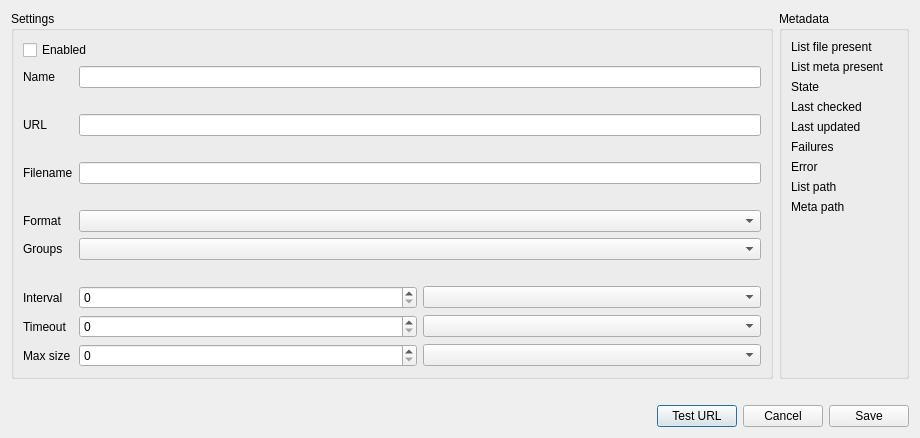
evilsocket/opensnitch, file ui/opensnitch/plugins/list_subscriptions/res/subscription_dialog.ui: the form before one commit.
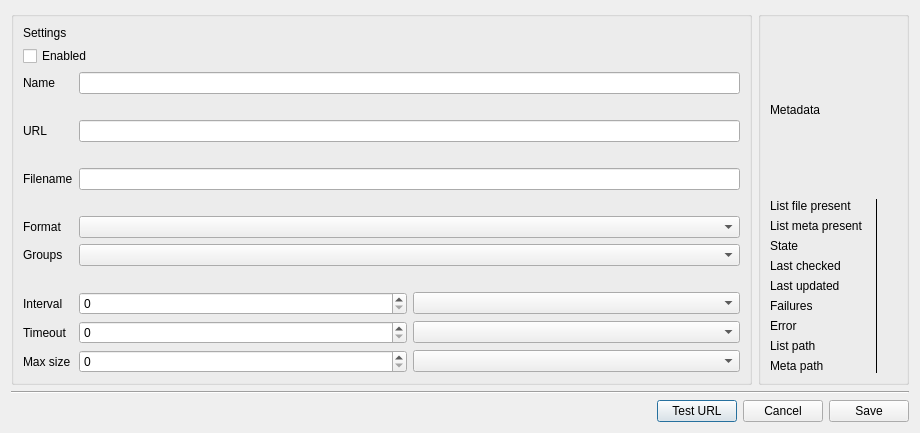
The form after the commit.

```diff
--- a/ui/opensnitch/plugins/list_subscriptions/res/subscription_dialog.ui
+++ b/ui/opensnitch/plugins/list_subscriptions/res/subscription_dialog.ui
@@ -19,8 +19,38 @@
      <item>
       <widget class="QGroupBox" name="settings_group">
        <property name="title">
+        <string/>
+       </property>
+       <property name="flat">
+        <bool>true</bool>
+       </property>
+       <layout class="QVBoxLayout" name="settings_group_layout">
+        <item>
+         <widget class="QFrame" name="settings_section_bar">
+          <layout class="QHBoxLayout" name="settingsSectionBarLayout">
+           <property name="leftMargin">
+            <number>0</number>
+           </property>
+           <property name="topMargin">
+            <number>0</number>
+           </property>
+           <property name="rightMargin">
+            <number>0</number>
+           </property>
+           <property name="bottomMargin">
+            <number>0</number>
+           </property>
+           <item>
+            <widget class="QLabel" name="settings_section_label">
+             <property name="text">
         <string>Settings</string>
        </property>
+            </widget>
+           </item>
+          </layout>
+         </widget>
+        </item>
+        <item>
        <layout class="QFormLayout" name="settings_form">
         <item row="0" column="0" colspan="2">
          <widget class="QCheckBox" name="enabled_check">
@@ -159,14 +189,49 @@
          </layout>
         </item>
        </layout>
+        </item>
+       </layout>
       </widget>
      </item>
      <item>
       <widget class="QGroupBox" name="meta_group">
        <property name="title">
+        <string/>
+       </property>
+       <property name="flat">
+        <bool>true</bool>
+       </property>
+       <layout class="QVBoxLayout" name="meta_group_layout">
+        <item>
+         <widget class="QFrame" name="meta_section_bar">
+          <layout class="QHBoxLayout" name="metaSectionBarLayout">
+           <property name="leftMargin">
+            <number>0</number>
+           </property>
+           <property name="topMargin">
+            <number>0</number>
+           </property>
+           <property name="rightMargin">
+            <number>0</number>
+           </property>
+           <property name="bottomMargin">
+            <number>0</number>
+           </property>
+           <item>
+            <widget class="QLabel" name="meta_section_label">
+             <property name="text">
         <string>Metadata</string>
        </property>
-       <layout class="QFormLayout" name="meta_form">
+            </widget>
+           </item>
+          </layout>
+         </widget>
+        </item>
+        <item>
+       <layout class="QGridLayout" name="meta_grid">
+        <property name="horizontalSpacing">
+         <number>12</number>
+        </property>
         <item row="0" column="0">
          <widget class="QLabel" name="meta_file_present_label">
           <property name="text">
@@ -174,7 +239,17 @@
           </property>
          </widget>
         </item>
-        <item row="0" column="1">
+        <item row="0" column="1" rowspan="9">
+         <widget class="QFrame" name="meta_separator">
+          <property name="frameShape">
+           <enum>QFrame::VLine</enum>
+          </property>
+          <property name="frameShadow">
+           <enum>QFrame::Plain</enum>
+          </property>
+         </widget>
+        </item>
+        <item row="0" column="2">
          <widget class="QLabel" name="meta_file_present">
           <property name="text">
            <string/>
@@ -188,7 +263,7 @@
           </property>
          </widget>
         </item>
-        <item row="1" column="1">
+        <item row="1" column="2">
          <widget class="QLabel" name="meta_meta_present">
           <property name="text">
            <string/>
@@ -202,7 +277,7 @@
           </property>
          </widget>
         </item>
-        <item row="2" column="1">
+        <item row="2" column="2">
          <widget class="QLabel" name="meta_state">
           <property name="text">
            <string/>
@@ -216,7 +291,7 @@
           </property>
          </widget>
         </item>
-        <item row="3" column="1">
+        <item row="3" column="2">
          <widget class="QLabel" name="meta_last_checked">
           <property name="text">
            <string/>
@@ -230,7 +305,7 @@
           </property>
          </widget>
         </item>
-        <item row="4" column="1">
+        <item row="4" column="2">
          <widget class="QLabel" name="meta_last_updated">
           <property name="text">
            <string/>
@@ -244,7 +319,7 @@
           </property>
          </widget>
         </item>
-        <item row="5" column="1">
+        <item row="5" column="2">
          <widget class="QLabel" name="meta_failures">
           <property name="text">
            <string/>
@@ -258,7 +333,7 @@
           </property>
          </widget>
         </item>
-        <item row="6" column="1">
+        <item row="6" column="2">
          <widget class="QLabel" name="meta_error">
           <property name="text">
            <string/>
@@ -272,7 +347,7 @@
           </property>
          </widget>
         </item>
-        <item row="7" column="1">
+        <item row="7" column="2">
          <widget class="QLabel" name="meta_list_path">
           <property name="text">
            <string/>
@@ -289,7 +364,7 @@
           </property>
          </widget>
         </item>
-        <item row="8" column="1">
+        <item row="8" column="2">
          <widget class="QLabel" name="meta_meta_path">
           <property name="text">
            <string/>
@@ -300,19 +375,28 @@
          </widget>
         </item>
        </layout>
+        </item>
+       </layout>
       </widget>
      </item>
     </layout>
    </item>
    <item>
-    <widget class="QLabel" name="error_label">
-     <property name="text">
-      <string/>
+    <widget class="Line" name="footer_separator_line">
+     <property name="orientation">
+      <enum>Qt::Horizontal</enum>
      </property>
     </widget>
    </item>
    <item>
     <layout class="QHBoxLayout" name="buttons_layout">
+     <item>
+      <widget class="QLabel" name="error_label">
+       <property name="text">
+        <string/>
+       </property>
+      </widget>
+     </item>
      <item>
       <spacer name="buttons_spacer">
        <property name="orientation">
```
Lines whose indentation alone changed are shown as unchanged.
